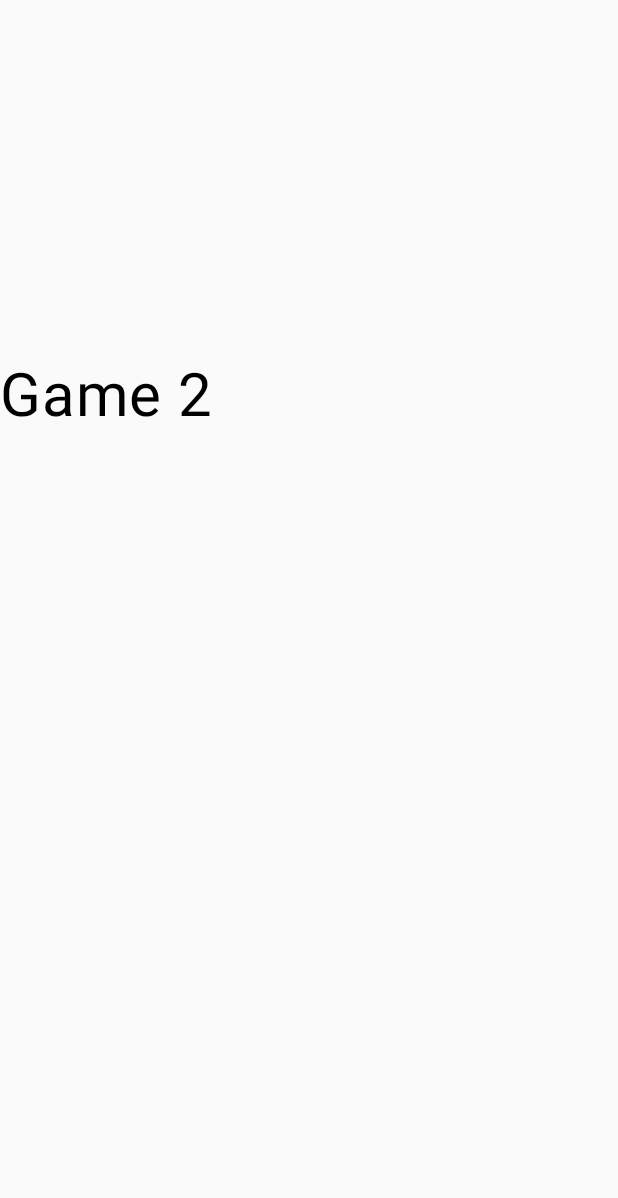
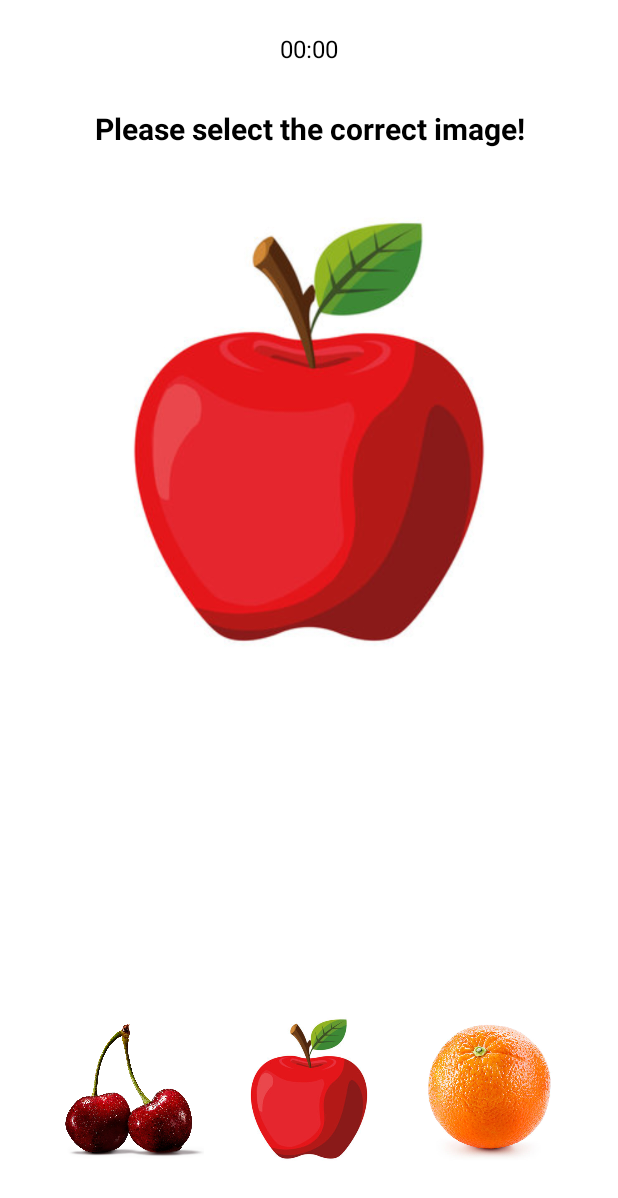
Before and after one commit to GamerForFunn/First_Test_Bachelor, an Android app built with Jetpack Compose: the game2_screen screen opened through its navigation route, on a phone screen of 412 x 824 dp. Shown: the top 1198 px of the screen. Run offline under Robolectric (Android 15) with nearby library versions, the phone set to English and light mode, and no system bars.

Commit message:
Added game with basic functionality with jetpack

```diff
--- a/app/src/main/java/com/example/cognitiveexercisesapp/ui/games/game2/Game2.kt
+++ b/app/src/main/java/com/example/cognitiveexercisesapp/ui/games/game2/Game2.kt
@@ -1,16 +1,129 @@
 package com.example.cognitiveexercisesapp.ui.games.game2
 
+import androidx.compose.foundation.Image
+import androidx.compose.foundation.background
+import androidx.compose.foundation.clickable
+import androidx.compose.foundation.layout.Arrangement
+import androidx.compose.foundation.layout.Box
 import androidx.compose.foundation.layout.Column
+import androidx.compose.foundation.layout.Row
+import androidx.compose.foundation.layout.Spacer
+import androidx.compose.foundation.layout.fillMaxSize
+import androidx.compose.foundation.layout.fillMaxWidth
+import androidx.compose.foundation.layout.height
+import androidx.compose.foundation.layout.padding
+import androidx.compose.foundation.layout.size
+import androidx.compose.material3.Button
+import androidx.compose.material3.ButtonDefaults
 import androidx.compose.material3.Text
 import androidx.compose.runtime.Composable
+import androidx.compose.runtime.collectAsState
+import androidx.compose.runtime.getValue
+import androidx.compose.ui.Alignment
 import androidx.compose.ui.Modifier
+import androidx.compose.ui.graphics.Color
+import androidx.compose.ui.layout.ContentScale
+import androidx.compose.ui.res.painterResource
+import androidx.compose.ui.text.TextStyle
+import androidx.compose.ui.text.font.FontWeight
+import androidx.compose.ui.text.style.TextAlign
+import androidx.compose.ui.unit.dp
+import androidx.compose.ui.unit.sp
+import androidx.lifecycle.viewmodel.compose.viewModel
 import androidx.navigation.NavController
-import com.example.cognitiveexercisesapp.ui.theme.AppTheme
+import com.example.cognitiveexercisesapp.ui.navigation.Routes
+import com.example.testforbachelor.ui.game_2.Game2ViewModel
 
 @Composable
-fun Game2Screen (navController: NavController) {
-    Column(modifier = Modifier.then(AppTheme.screenPadding)) {
-        Text(text = "Game 2", fontSize = AppTheme.h1)
+fun Game2Screen(navController: NavController) {
+    val viewModel : Game2ViewModel = viewModel()
+    val randomImage1 by viewModel.randomImage1.collectAsState()
+    val randomImage2 by viewModel.randomImage2.collectAsState()
+    val randomImage3 by viewModel.randomImage3.collectAsState()
+    val winnerImage by viewModel.winnerImage.collectAsState()
+    val game2WelcomeText by viewModel.game2WelcomeText.collectAsState()
+    val timerText by viewModel.timerText.collectAsState()
+    val isRetryVisible by viewModel.isRetryVisible.collectAsState()
+    val backgroundColor by viewModel.backgroundColor.collectAsState()
+    Box(
+        modifier = Modifier
+            .fillMaxSize()
+            .background(backgroundColor)
+    ) {
+        Column(
+            modifier = Modifier.fillMaxSize(),
+            horizontalAlignment = Alignment.CenterHorizontally
+        ) {
+            Spacer(modifier = Modifier.height(16.dp))
+            Text(
+                text = timerText,
+                style = TextStyle(fontSize = 16.sp),
+                modifier = Modifier.padding(8.dp)
+            )
+            Spacer(modifier = Modifier.height(16.dp))
+            Text(
+                text = game2WelcomeText,
+                style = TextStyle(
+                    fontSize = 20.sp,
+                    fontWeight = FontWeight.Bold,
+                    textAlign = TextAlign.Center
+                ),
+                modifier = Modifier.padding(8.dp)
+            )
+            Spacer(modifier = Modifier.height(32.dp))
+            Image(
+                painter = painterResource(id = winnerImage),
+                contentDescription = "Correct Image",
+                modifier = Modifier.size(300.dp),
+                contentScale = ContentScale.Fit
+            )
+            Spacer(modifier = Modifier.weight(1f))
+            Row(
+                modifier = Modifier
+                    .fillMaxWidth()
+                    .padding(16.dp),
+                horizontalArrangement = Arrangement.SpaceEvenly
+            ) {
+                Image(
+                    painter = painterResource(id = randomImage1),
+                    contentDescription = "Left Image",
+                    modifier = Modifier
+                        .size(100.dp)
+                        .clickable { if(randomImage1 == winnerImage){navController.navigate(Routes.exerciseFinished)}
+                                   else{navController.navigate(Routes.wrongAnswer+"/Game2")}},
+                    contentScale = ContentScale.Fit
+                )
+                Image(
+                    painter = painterResource(id = randomImage2),
+                    contentDescription = "Middle Image",
+                    modifier = Modifier
+                        .size(100.dp)
+                        .clickable { if(randomImage2 == winnerImage){navController.navigate(Routes.exerciseFinished)}
+                        else{navController.navigate(Routes.wrongAnswer+"/Game2")}},
+                    contentScale = ContentScale.Fit
+                )
+                Image(
+                    painter = painterResource(id = randomImage3),
+                    contentDescription = "Right Image",
+                    modifier = Modifier
+                        .size(100.dp)
+                        .clickable { if(randomImage3 == winnerImage){navController.navigate(Routes.exerciseFinished)}
+                        else{navController.navigate(Routes.wrongAnswer+"/Game2")}},
+                    contentScale = ContentScale.Fit
+                )
+            }
+            Spacer(modifier = Modifier.height(32.dp))
+        }
+        if (isRetryVisible) {
+            Button(
+                onClick = {viewModel.onRetryClick()},
+                modifier = Modifier
+                    .align(Alignment.Center)
+                    .padding(16.dp),
+                colors = ButtonDefaults.buttonColors(containerColor = Color.Blue)
+            ) {
+                Text(text = "Retry", color = Color.White)
+            }
+        }
     }
-
 }
--- /dev/null
+++ b/app/src/main/java/com/example/cognitiveexercisesapp/ui/games/game2/Game2ViewModel.kt
@@ -0,0 +1,129 @@
+package com.example.testforbachelor.ui.game_2
+
+import androidx.compose.runtime.mutableStateOf
+import androidx.lifecycle.ViewModel
+import kotlinx.coroutines.flow.MutableStateFlow
+import kotlinx.coroutines.flow.StateFlow
+import kotlinx.coroutines.flow.asStateFlow
+import android.graphics.Color as AndroidColor
+import androidx.compose.ui.graphics.Color as ComposeColor
+import com.example.cognitiveexercisesapp.R
+import kotlinx.coroutines.flow.update
+
+class Game2ViewModel : ViewModel() {
+    private val _randomImage1 = MutableStateFlow(0)
+    val randomImage1: StateFlow<Int> = _randomImage1.asStateFlow()
+
+    private val _randomImage2 = MutableStateFlow(0)
+    val randomImage2: StateFlow<Int> = _randomImage2.asStateFlow()
+
+    private val _randomImage3 = MutableStateFlow(0)
+    val randomImage3: StateFlow<Int> = _randomImage3.asStateFlow()
+
+    private val _winnerImage = MutableStateFlow(0)
+    val winnerImage: StateFlow<Int> = _winnerImage.asStateFlow()
+
+    private val _game2WelcomeText = MutableStateFlow("Please select the correct image!")
+    val game2WelcomeText: StateFlow<String> = _game2WelcomeText.asStateFlow()
+
+    private val _timerText = MutableStateFlow("00:00")
+    val timerText: StateFlow<String> = _timerText.asStateFlow()
+
+    private val _isRetryVisible = MutableStateFlow(false)
+    val isRetryVisible: StateFlow<Boolean> = _isRetryVisible.asStateFlow()
+
+    private val _backgroundColor = MutableStateFlow(ComposeColor.White)
+    val backgroundColor: StateFlow<ComposeColor> = _backgroundColor.asStateFlow()
+
+    private var elapsedTime = 0L
+
+    init {
+        generateRandomImages()
+    }
+
+    private fun generateRandomImages() {
+        _randomImage1.update { getRandomImage() }
+        _randomImage2.update {
+            var newImage = getRandomImage()
+            while (newImage == _randomImage1.value) {
+                newImage = getRandomImage()
+            }
+            newImage
+        }
+        _randomImage3.update {
+            var newImage = getRandomImage()
+            while (newImage == _randomImage1.value || newImage == _randomImage2.value) {
+                newImage = getRandomImage()
+            }
+            newImage
+        }
+        _winnerImage.update {
+            val random = (1..3).random()
+            when (random) {
+                1 -> _randomImage1.value
+                2 -> _randomImage2.value
+                3 -> _randomImage3.value
+                else -> _randomImage1.value
+            }
+        }
+    }
+
+    private fun getRandomImage(): Int {
+        val images = listOf(
+            R.drawable.appletest,
+            R.drawable.bananatest,
+            R.drawable.orangetest,
+            R.drawable.lycheetest,
+            R.drawable.broccolitest,
+            R.drawable.cherrytest,
+            R.drawable.peartest,
+            R.drawable.tomatotest
+        )
+        return images.random()
+    }
+    fun onLeftImageClick(){
+        if(_randomImage1 == _winnerImage){ correctAnswer()}
+        else{wrongAnswer() }
+    }
+    fun onMiddleImageClick(){
+        if(_randomImage2 == _winnerImage){correctAnswer()}
+        else{wrongAnswer()}
+    }
+    fun onRightImageClick(){
+        if(_randomImage3 == _winnerImage){correctAnswer()}
+        else{wrongAnswer()}
+    }
+    fun onRetryClick(){resetGame()}
+    fun correctAnswer() {
+        stopTimer()
+
+        /*_backgroundColor.update { ComposeColor.Green }
+        _isRetryVisible.update { true }
+        val minutes = (elapsedTime / 1000) / 60
+        val seconds = (elapsedTime / 1000) % 60
+        val formattedTime = String.format("%02d:%02d", minutes, seconds)
+        _game2WelcomeText.update { "Correct! Time: $formattedTime" }*/
+    }
+
+    fun wrongAnswer() {
+        _backgroundColor.update { ComposeColor.Red }
+        _isRetryVisible.update { true }
+        stopTimer()
+        _game2WelcomeText.update { "Wrong!" }
+    }
+    fun startTimer() {
+        //TODO
+    }
+
+    fun stopTimer() {
+        //TODO
+    }
+    fun resetGame() {
+        _backgroundColor.update { ComposeColor.White }
+        _isRetryVisible.update { false }
+        elapsedTime = 0
+        _timerText.update { "00:00" }
+        generateRandomImages()
+        _game2WelcomeText.update { "Please select the correct image!" }
+    }
+}
```
Also changed, not shown: app/src/main/res/drawable-mdpi/appletest.jpg (added), app/src/main/res/drawable-mdpi/bananatest.jpg (added), app/src/main/res/drawable-mdpi/broccolitest.webp (added), app/src/main/res/drawable-mdpi/cherrytest.jpg (added), app/src/main/res/drawable-mdpi/lycheetest.jpg (added), app/src/main/res/drawable-mdpi/orangetest.jpg (added), app/src/main/res/drawable-mdpi/peartest.jpg (added), app/src/main/res/drawable-mdpi/tomatotest.jpg (added).
